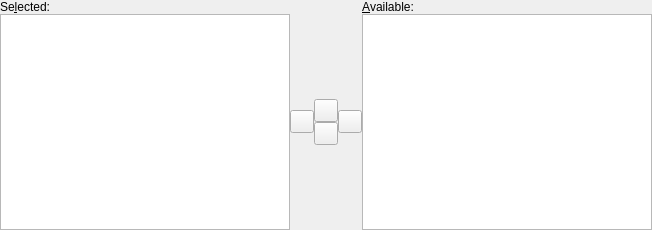
This is coquery/gui/ui/coqListSelect.ui in gkunter/coquery as Qt 5 draws it before an edit. The edited form follows.
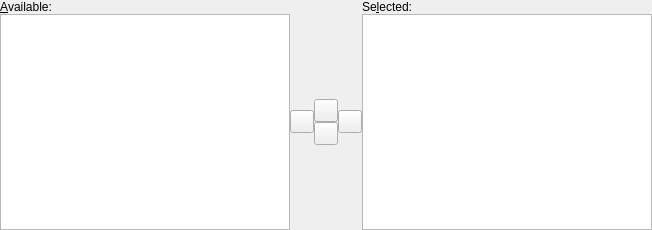
This is the edited form.

Commit message: Swap Available and Selected list

```diff
--- a/coquery/gui/ui/coqListSelect.ui
+++ b/coquery/gui/ui/coqListSelect.ui
@@ -21,7 +21,7 @@
     <number>0</number>
    </property>
    <item>
-    <layout class="QGridLayout" name="layout" columnstretch="1,0,1">
+    <layout class="QGridLayout" name="layout" columnstretch="1,0,1,0">
      <item row="1" column="1">
       <layout class="QVBoxLayout" name="verticalLayout_5">
        <item>
@@ -40,7 +40,7 @@
        <item>
         <layout class="QHBoxLayout" name="horizontalLayout_6">
          <item>
-          <widget class="QToolButton" name="button_add">
+          <widget class="QToolButton" name="button_remove">
            <property name="text">
             <string/>
            </property>
@@ -64,8 +64,8 @@
            </item>
           </layout>
          </item>
-         <item alignment="Qt::AlignVCenter">
-          <widget class="QToolButton" name="button_remove">
+         <item>
+          <widget class="QToolButton" name="button_add">
            <property name="text">
             <string/>
            </property>
@@ -89,6 +89,19 @@
       </layout>
      </item>
      <item row="1" column="2">
+      <widget class="QListWidget" name="list_selected">
+       <property name="sizePolicy">
+        <sizepolicy hsizetype="Ignored" vsizetype="Preferred">
+         <horstretch>0</horstretch>
+         <verstretch>0</verstretch>
+        </sizepolicy>
+       </property>
+       <property name="dragDropMode">
+        <enum>QAbstractItemView::InternalMove</enum>
+       </property>
+      </widget>
+     </item>
+     <item row="1" column="0">
       <widget class="QListWidget" name="list_available">
        <property name="sizePolicy">
         <sizepolicy hsizetype="Ignored" vsizetype="Preferred">
@@ -102,16 +115,6 @@
       </widget>
      </item>
      <item row="0" column="2">
-      <widget class="QLabel" name="label_available">
-       <property name="text">
-        <string>&amp;Available:</string>
-       </property>
-       <property name="buddy">
-        <cstring>list_available</cstring>
-       </property>
-      </widget>
-     </item>
-     <item row="0" column="0">
       <widget class="QLabel" name="label_select_list">
        <property name="text">
         <string>Se&amp;lected:</string>
@@ -121,16 +124,13 @@
        </property>
       </widget>
      </item>
-     <item row="1" column="0">
-      <widget class="QListWidget" name="list_selected">
-       <property name="sizePolicy">
-        <sizepolicy hsizetype="Ignored" vsizetype="Preferred">
-         <horstretch>0</horstretch>
-         <verstretch>0</verstretch>
-        </sizepolicy>
+     <item row="0" column="0">
+      <widget class="QLabel" name="label_available">
+       <property name="text">
+        <string>&amp;Available:</string>
        </property>
-       <property name="dragDropMode">
-        <enum>QAbstractItemView::InternalMove</enum>
+       <property name="buddy">
+        <cstring>list_available</cstring>
        </property>
       </widget>
      </item>
```
Left out of the diff: 4 changed lines with no effect on the pictures. The commit also changes 2 other files.
